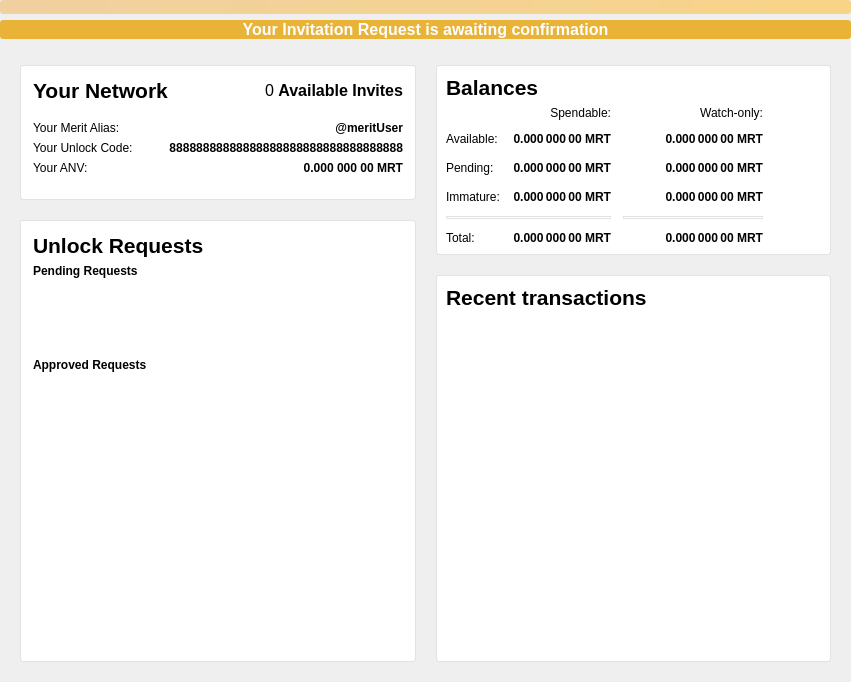
meritlabs/merit, file src/qt/forms/overviewpage.ui: the form before one commit.
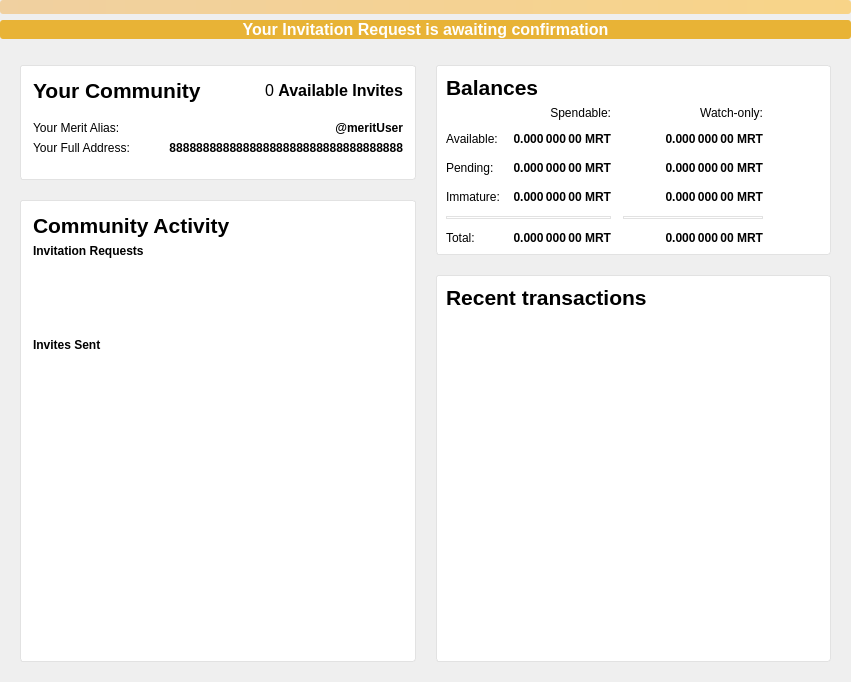
The form after the commit. Icons and pictures are not drawn.

Commit message: implement changes addressing ui feedback

Patch:
```diff
--- a/src/qt/forms/overviewpage.ui
+++ b/src/qt/forms/overviewpage.ui
@@ -132,7 +132,7 @@
                </font>
               </property>
               <property name="text">
-               <string>Your Network</string>
+               <string>Your Community</string>
               </property>
              </widget>
             </item>
@@ -188,7 +188,7 @@
            </layout>
           </item>
           <item>
-           <layout class="QGridLayout" name="gridLayout_2" columnstretch="0,0" columnminimumwidth="0,0">
+           <layout class="QGridLayout" name="gridLayout_2" columnstretch="0,0">
             <property name="topMargin">
              <number>12</number>
             </property>
@@ -214,6 +214,31 @@
               </property>
              </widget>
             </item>
+            <item row="1" column="1">
+             <widget class="QLabel" name="unlockCodeFieldLabel">
+              <property name="sizePolicy">
+               <sizepolicy hsizetype="Preferred" vsizetype="Preferred">
+                <horstretch>0</horstretch>
+                <verstretch>0</verstretch>
+               </sizepolicy>
+              </property>
+              <property name="font">
+               <font>
+                <weight>75</weight>
+                <bold>true</bold>
+               </font>
+              </property>
+              <property name="text">
+               <string>88888888888888888888888888888888888</string>
+              </property>
+              <property name="alignment">
+               <set>Qt::AlignRight|Qt::AlignTrailing|Qt::AlignVCenter</set>
+              </property>
+              <property name="textInteractionFlags">
+               <set>Qt::LinksAccessibleByMouse|Qt::TextSelectableByMouse</set>
+              </property>
+             </widget>
+            </item>
             <item row="0" column="0">
              <widget class="QLabel" name="aliasTitleLabel">
               <property name="sizePolicy">
@@ -227,58 +252,10 @@
               </property>
              </widget>
             </item>
-            <item row="2" column="0">
-             <widget class="QLabel" name="label_9">
-              <property name="text">
-               <string>Your ANV:</string>
-              </property>
-             </widget>
-            </item>
             <item row="1" column="0">
              <widget class="QLabel" name="label_7">
               <property name="text">
-               <string>Your Unlock Code:</string>
-              </property>
-             </widget>
-            </item>
-            <item row="2" column="1">
-             <widget class="QLabel" name="anvFieldLabel">
-              <property name="font">
-               <font>
-                <weight>75</weight>
-                <bold>true</bold>
-               </font>
-              </property>
-              <property name="text">
-               <string>0.000 000 00 MRT</string>
-              </property>
-              <property name="alignment">
-               <set>Qt::AlignRight|Qt::AlignTrailing|Qt::AlignVCenter</set>
-              </property>
-             </widget>
-            </item>
-            <item row="1" column="1">
-             <widget class="QLabel" name="unlockCodeFieldLabel">
-              <property name="sizePolicy">
-               <sizepolicy hsizetype="Preferred" vsizetype="Preferred">
-                <horstretch>0</horstretch>
-                <verstretch>0</verstretch>
-               </sizepolicy>
-              </property>
-              <property name="font">
-               <font>
-                <weight>75</weight>
-                <bold>true</bold>
-               </font>
-              </property>
-              <property name="text">
-               <string>88888888888888888888888888888888888</string>
-              </property>
-              <property name="alignment">
-               <set>Qt::AlignRight|Qt::AlignTrailing|Qt::AlignVCenter</set>
-              </property>
-              <property name="textInteractionFlags">
-               <set>Qt::LinksAccessibleByMouse|Qt::TextSelectableByMouse</set>
+               <string>Your Full Address:</string>
               </property>
              </widget>
             </item>
@@ -333,7 +310,7 @@
                </font>
               </property>
               <property name="text">
-               <string>Unlock Requests</string>
+               <string>Community Activity</string>
               </property>
              </widget>
             </item>
@@ -390,7 +367,7 @@
              </font>
             </property>
             <property name="text">
-             <string>Pending Requests</string>
+             <string>Invitation Requests</string>
             </property>
            </widget>
           </item>
@@ -431,7 +408,7 @@
              </font>
             </property>
             <property name="text">
-             <string>Approved Requests</string>
+             <string>Invites Sent</string>
             </property>
            </widget>
           </item>
```
Left out of the diff: 2 changed lines with no effect on the pictures. The commit also changes 2 other files.
